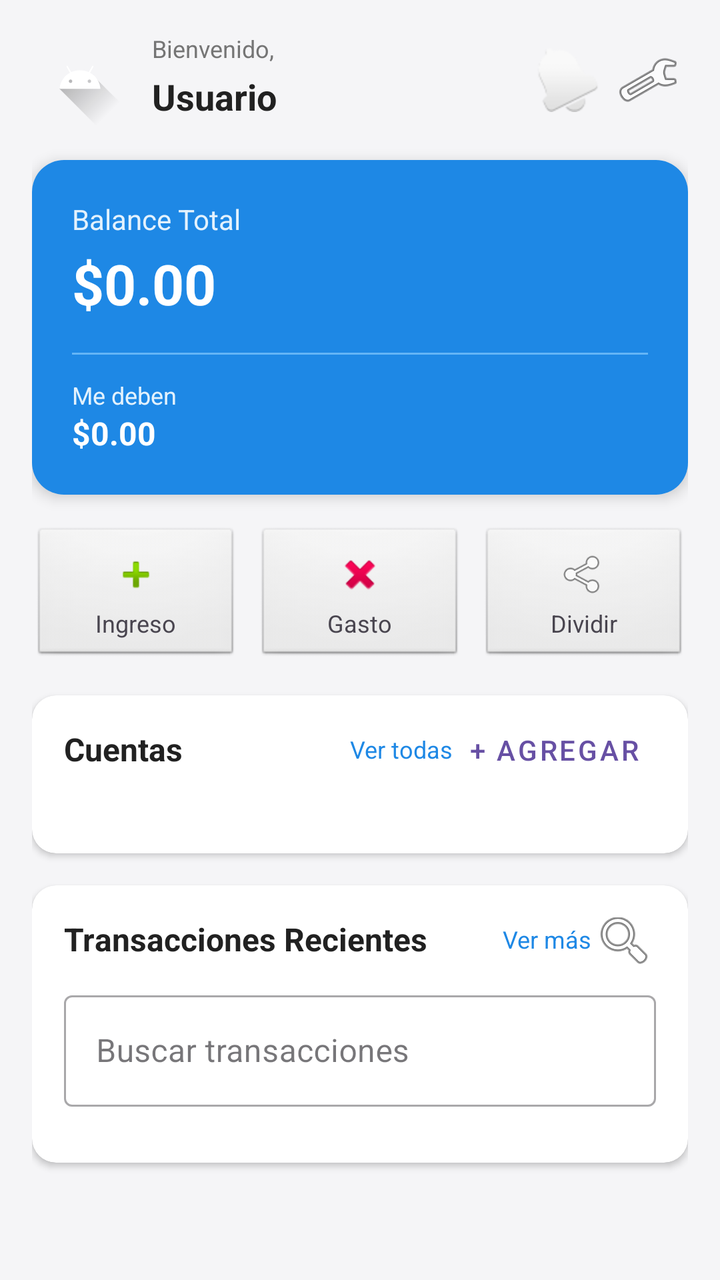
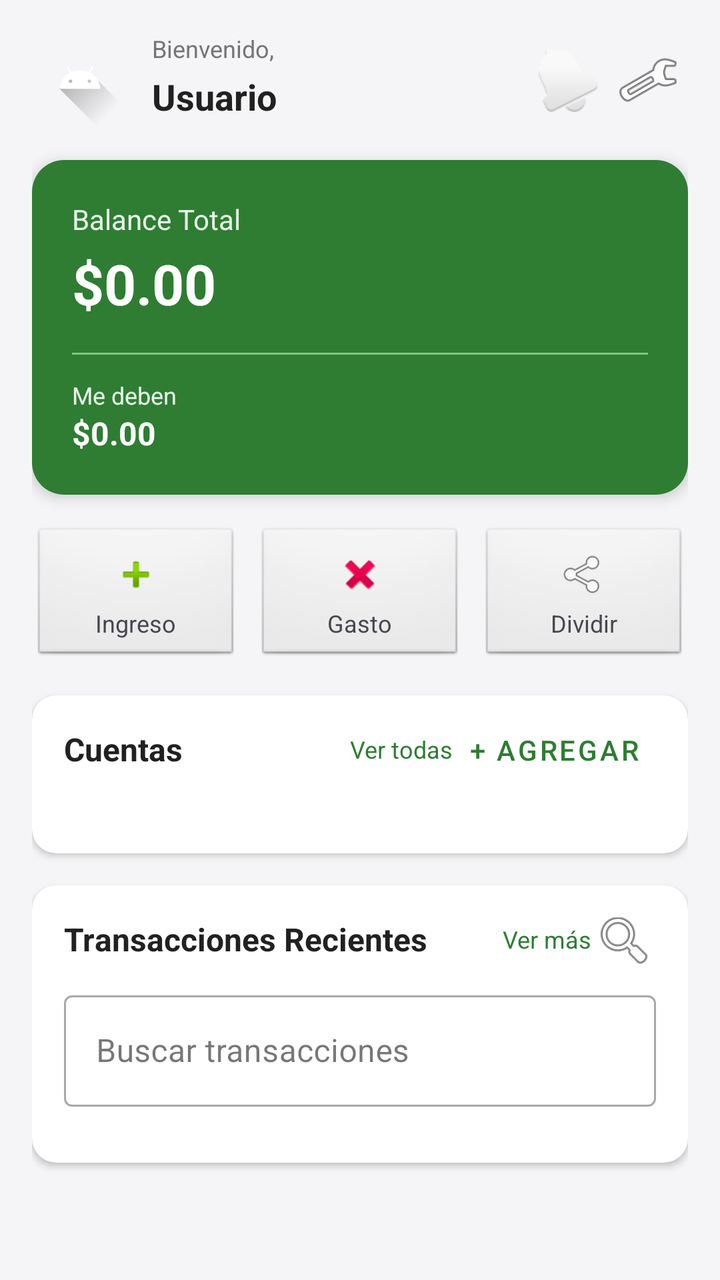

Two renders of the same Android screen: before a commit and after it. Below are the layout's source before the change and the commit's diff.
<!-- AndroidManifest.xml: application theme Theme.CashoLocal -->
<!-- res/layout/fragment_home.xml -->
<?xml version="1.0" encoding="utf-8"?>
<androidx.core.widget.NestedScrollView xmlns:android="http://schemas.android.com/apk/res/android"
    xmlns:app="http://schemas.android.com/apk/res-auto"
    xmlns:tools="http://schemas.android.com/tools"
    android:id="@+id/nsvprincipal"
    android:layout_width="match_parent"
    android:layout_height="match_parent"
    android:fillViewport="true"
    android:background="#F5F5F7"
    tools:context=".HomeFragment">

    <androidx.constraintlayout.widget.ConstraintLayout
        android:id="@+id/clraizhome"
        android:layout_width="match_parent"
        android:layout_height="wrap_content"
        android:padding="16dp">

        
        <androidx.constraintlayout.widget.ConstraintLayout
            android:id="@+id/clseccionencabezado"
            android:layout_width="0dp"
            android:layout_height="wrap_content"
            app:layout_constraintEnd_toEndOf="parent"
            app:layout_constraintStart_toStartOf="parent"
            app:layout_constraintTop_toTopOf="parent">

            <ImageView
                android:id="@+id/imgavatar"
                android:layout_width="48dp"
                android:layout_height="48dp"
                android:contentDescription="@string/user_avatar"
                android:src="@drawable/ic_launcher_foreground"
                app:layout_constraintBottom_toBottomOf="parent"
                app:layout_constraintStart_toStartOf="parent"
                app:layout_constraintTop_toTopOf="parent" />

            <TextView
                android:id="@+id/tvbienvenida"
                android:layout_width="wrap_content"
                android:layout_height="wrap_content"
                android:layout_marginStart="12dp"
                android:text="@string/welcome_label"
                android:textColor="#757575"
                android:textSize="12sp"
                app:layout_constraintStart_toEndOf="@id/imgavatar"
                app:layout_constraintTop_toTopOf="@id/imgavatar" />

            <TextView
                android:id="@+id/tvnombreusuario"
                android:layout_width="wrap_content"
                android:layout_height="wrap_content"
                android:layout_marginStart="12dp"
                android:text="@string/default_username"
                android:textColor="#212121"
                android:textSize="18sp"
                android:textStyle="bold"
                app:layout_constraintBottom_toBottomOf="@id/imgavatar"
                app:layout_constraintStart_toEndOf="@id/imgavatar"
                app:layout_constraintTop_toBottomOf="@id/tvbienvenida" />

            <ImageButton
                android:id="@+id/btnnotificaciones"
                android:layout_width="40dp"
                android:layout_height="40dp"
                android:background="?attr/selectableItemBackgroundBorderless"
                android:contentDescription="@string/notifications"
                android:src="@android:drawable/ic_popup_reminder"
                app:layout_constraintBottom_toBottomOf="parent"
                app:layout_constraintEnd_toStartOf="@id/btnperfilusuario"
                app:layout_constraintTop_toTopOf="parent" />

            <ImageButton
                android:id="@+id/btnperfilusuario"
                android:layout_width="40dp"
                android:layout_height="40dp"
                android:background="?attr/selectableItemBackgroundBorderless"
                android:contentDescription="@string/user_profile"
                android:src="@android:drawable/ic_menu_manage"
                app:layout_constraintBottom_toBottomOf="parent"
                app:layout_constraintEnd_toEndOf="parent"
                app:layout_constraintTop_toTopOf="parent" />

        </androidx.constraintlayout.widget.ConstraintLayout>

        
        <androidx.cardview.widget.CardView
            android:id="@+id/cvtarjetabalance"
            android:layout_width="0dp"
            android:layout_height="wrap_content"
            android:layout_marginTop="16dp"
            app:cardCornerRadius="16dp"
            app:cardElevation="4dp"
            app:layout_constraintEnd_toEndOf="parent"
            app:layout_constraintStart_toStartOf="parent"
            app:layout_constraintTop_toBottomOf="@id/clseccionencabezado">

            <androidx.constraintlayout.widget.ConstraintLayout
                android:id="@+id/clcontenedorbalance"
                android:layout_width="match_parent"
                android:layout_height="wrap_content"
                android:background="#1E88E5"
                android:padding="20dp">

                <TextView
                    android:id="@+id/tvtitulobalance"
                    android:layout_width="wrap_content"
                    android:layout_height="wrap_content"
                    android:text="@string/balance_title"
                    android:textColor="#E3F2FD"
                    android:textSize="14sp"
                    app:layout_constraintStart_toStartOf="parent"
                    app:layout_constraintTop_toTopOf="parent" />

                <TextView
                    android:id="@+id/tvbalancetotal"
                    android:layout_width="wrap_content"
                    android:layout_height="wrap_content"
                    android:layout_marginTop="4dp"
                    android:text="@string/default_amount"
                    android:textColor="#FFFFFF"
                    android:textSize="28sp"
                    android:textStyle="bold"
                    app:layout_constraintStart_toStartOf="parent"
                    app:layout_constraintTop_toBottomOf="@id/tvtitulobalance" />

                <View
                    android:id="@+id/vdivisor1"
                    android:layout_width="0dp"
                    android:layout_height="1dp"
                    android:layout_marginTop="16dp"
                    android:background="#64B5F6"
                    app:layout_constraintEnd_toEndOf="parent"
                    app:layout_constraintStart_toStartOf="parent"
                    app:layout_constraintTop_toBottomOf="@id/tvbalancetotal" />

                <LinearLayout
                    android:id="@+id/lldetallesbalance"
                    android:layout_width="0dp"
                    android:layout_height="wrap_content"
                    android:layout_marginTop="12dp"
                    android:baselineAligned="false"
                    android:orientation="horizontal"
                    app:layout_constraintEnd_toEndOf="parent"
                    app:layout_constraintStart_toStartOf="parent"
                    app:layout_constraintTop_toBottomOf="@id/vdivisor1">

                    <LinearLayout
                        android:id="@+id/lldetallesdeuda"
                        android:layout_width="0dp"
                        android:layout_height="wrap_content"
                        android:layout_weight="1"
                        android:orientation="vertical">

                        <TextView
                            android:id="@+id/tvtitulodeuda"
                            android:layout_width="wrap_content"
                            android:layout_height="wrap_content"
                            android:text="@string/owed_title"
                            android:textColor="#E3F2FD"
                            android:textSize="12sp" />

                        <TextView
                            android:id="@+id/tvmedeben"
                            android:layout_width="wrap_content"
                            android:layout_height="wrap_content"
                            android:text="@string/default_amount"
                            android:textColor="#FFFFFF"
                            android:textSize="16sp"
                            android:textStyle="bold" />
                    </LinearLayout>

                </LinearLayout>

            </androidx.constraintlayout.widget.ConstraintLayout>

        </androidx.cardview.widget.CardView>

        
        <LinearLayout
            android:id="@+id/llaccionesrapidas"
            android:layout_width="0dp"
            android:layout_height="wrap_content"
            android:layout_marginTop="16dp"
            android:baselineAligned="false"
            android:orientation="horizontal"
            app:layout_constraintEnd_toEndOf="parent"
            app:layout_constraintStart_toStartOf="parent"
            app:layout_constraintTop_toBottomOf="@id/cvtarjetabalance">

            <LinearLayout
                android:id="@+id/btningresorapido"
                android:layout_width="0dp"
                android:layout_height="wrap_content"
                android:layout_marginEnd="8dp"
                android:layout_weight="1"
                android:background="@android:drawable/btn_default"
                android:clickable="true"
                android:focusable="true"
                android:gravity="center"
                android:orientation="vertical"
                android:padding="12dp">

                <ImageView
                    android:id="@+id/imgiconoingreso"
                    android:layout_width="24dp"
                    android:layout_height="24dp"
                    android:contentDescription="@string/quick_income"
                    android:src="@android:drawable/ic_input_add" />

                <TextView
                    android:id="@+id/tvtituloingreso"
                    android:layout_width="wrap_content"
                    android:layout_height="wrap_content"
                    android:layout_marginTop="4dp"
                    android:text="@string/quick_income"
                    android:textSize="12sp" />
            </LinearLayout>

            <LinearLayout
                android:id="@+id/btngastorapido"
                android:layout_width="0dp"
                android:layout_height="wrap_content"
                android:layout_marginEnd="8dp"
                android:layout_weight="1"
                android:background="@android:drawable/btn_default"
                android:clickable="true"
                android:focusable="true"
                android:gravity="center"
                android:orientation="vertical"
                android:padding="12dp">

                <ImageView
                    android:id="@+id/imgiconogasto"
                    android:layout_width="24dp"
                    android:layout_height="24dp"
                    android:contentDescription="@string/quick_expense"
                    android:src="@android:drawable/ic_delete" />

                <TextView
                    android:id="@+id/tvtitulogasto"
                    android:layout_width="wrap_content"
                    android:layout_height="wrap_content"
                    android:layout_marginTop="4dp"
                    android:text="@string/quick_expense"
                    android:textSize="12sp" />
            </LinearLayout>

            <LinearLayout
                android:id="@+id/btndividirrapido"
                android:layout_width="0dp"
                android:layout_height="wrap_content"
                android:layout_weight="1"
                android:background="@android:drawable/btn_default"
                android:clickable="true"
                android:focusable="true"
                android:gravity="center"
                android:orientation="vertical"
                android:padding="12dp">

                <ImageView
                    android:id="@+id/imgiconodividir"
                    android:layout_width="24dp"
                    android:layout_height="24dp"
                    android:contentDescription="@string/quick_split"
                    android:src="@android:drawable/ic_menu_share" />

                <TextView
                    android:id="@+id/tvtitulodividir"
                    android:layout_width="wrap_content"
                    android:layout_height="wrap_content"
                    android:layout_marginTop="4dp"
                    android:text="@string/quick_split"
                    android:textSize="12sp" />
            </LinearLayout>

        </LinearLayout>

        
        <androidx.cardview.widget.CardView
            android:id="@+id/cvseccioncuentas"
            android:layout_width="0dp"
            android:layout_height="wrap_content"
            android:layout_marginTop="16dp"
            app:cardCornerRadius="12dp"
            app:cardElevation="2dp"
            app:layout_constraintEnd_toEndOf="parent"
            app:layout_constraintStart_toStartOf="parent"
            app:layout_constraintTop_toBottomOf="@id/llaccionesrapidas">

            <androidx.constraintlayout.widget.ConstraintLayout
                android:id="@+id/clcontenedorcuentas"
                android:layout_width="match_parent"
                android:layout_height="wrap_content"
                android:padding="16dp">

                <TextView
                    android:id="@+id/tvencabezadocuentas"
                    android:layout_width="wrap_content"
                    android:layout_height="wrap_content"
                    android:text="@string/accounts_header"
                    android:textColor="#212121"
                    android:textSize="16sp"
                    android:textStyle="bold"
                    app:layout_constraintStart_toStartOf="parent"
                    app:layout_constraintTop_toTopOf="parent" />

                <TextView
                    android:id="@+id/tvvertodaslascuentas"
                    android:layout_width="wrap_content"
                    android:layout_height="wrap_content"
                    android:text="@string/see_all"
                    android:textColor="#1E88E5"
                    android:textSize="12sp"
                    app:layout_constraintBottom_toBottomOf="@id/tvencabezadocuentas"
                    app:layout_constraintEnd_toStartOf="@id/btnagregarcuenta"
                    app:layout_constraintTop_toTopOf="@id/tvencabezadocuentas" />

                <com.google.android.material.button.MaterialButton
                    android:id="@+id/btnagregarcuenta"
                    style="@style/Widget.MaterialComponents.Button.TextButton"
                    android:layout_width="wrap_content"
                    android:layout_height="wrap_content"
                    android:text="@string/add_account"
                    app:layout_constraintBottom_toBottomOf="@id/tvencabezadocuentas"
                    app:layout_constraintEnd_toEndOf="parent"
                    app:layout_constraintTop_toTopOf="@id/tvencabezadocuentas" />

                <androidx.recyclerview.widget.RecyclerView
                    android:id="@+id/rvcuentas"
                    android:layout_width="0dp"
                    android:layout_height="wrap_content"
                    android:layout_marginTop="12dp"
                    android:orientation="horizontal"
                    app:layoutManager="androidx.recyclerview.widget.LinearLayoutManager"
                    app:layout_constraintEnd_toEndOf="parent"
                    app:layout_constraintStart_toStartOf="parent"
                    app:layout_constraintTop_toBottomOf="@id/btnagregarcuenta"
                    tools:listitem="@android:layout/simple_list_item_1" />

            </androidx.constraintlayout.widget.ConstraintLayout>

        </androidx.cardview.widget.CardView>

        
        <androidx.cardview.widget.CardView
            android:id="@+id/cvsecciontransacciones"
            android:layout_width="0dp"
            android:layout_height="wrap_content"
            android:layout_marginTop="16dp"
            app:cardCornerRadius="12dp"
            app:cardElevation="2dp"
            app:layout_constraintEnd_toEndOf="parent"
            app:layout_constraintStart_toStartOf="parent"
            app:layout_constraintTop_toBottomOf="@id/cvseccioncuentas">

            <androidx.constraintlayout.widget.ConstraintLayout
                android:id="@+id/clcontenedortransacciones"
                android:layout_width="match_parent"
                android:layout_height="wrap_content"
                android:padding="16dp">

                <TextView
                    android:id="@+id/tvencabezadotransacciones"
                    android:layout_width="wrap_content"
                    android:layout_height="wrap_content"
                    android:text="@string/transactions_header"
                    android:textColor="#212121"
                    android:textSize="16sp"
                    android:textStyle="bold"
                    app:layout_constraintStart_toStartOf="parent"
                    app:layout_constraintTop_toTopOf="parent" />

                <TextView
                    android:id="@+id/tvvermastransacciones"
                    android:layout_width="wrap_content"
                    android:layout_height="wrap_content"
                    android:text="@string/see_more"
                    android:textColor="#1E88E5"
                    android:textSize="12sp"
                    app:layout_constraintBottom_toBottomOf="@id/tvencabezadotransacciones"
                    app:layout_constraintEnd_toStartOf="@id/btnfiltrartransacciones"
                    app:layout_constraintTop_toTopOf="@id/tvencabezadotransacciones" />

                <ImageButton
                    android:id="@+id/btnfiltrartransacciones"
                    android:layout_width="32dp"
                    android:layout_height="32dp"
                    android:background="?attr/selectableItemBackgroundBorderless"
                    android:contentDescription="@string/filter_transactions"
                    android:src="@android:drawable/ic_menu_search"
                    app:layout_constraintBottom_toBottomOf="@id/tvencabezadotransacciones"
                    app:layout_constraintEnd_toEndOf="parent"
                    app:layout_constraintTop_toTopOf="@id/tvencabezadotransacciones" />

                <com.google.android.material.textfield.TextInputLayout
                    android:id="@+id/tilbusquedatransacciones"
                    style="@style/Widget.MaterialComponents.TextInputLayout.OutlinedBox"
                    android:layout_width="0dp"
                    android:layout_height="wrap_content"
                    android:layout_marginTop="12dp"
                    android:hint="@string/search_transactions_hint"
                    app:layout_constraintEnd_toEndOf="parent"
                    app:layout_constraintStart_toStartOf="parent"
                    app:layout_constraintTop_toBottomOf="@id/tvencabezadotransacciones">

                    <com.google.android.material.textfield.TextInputEditText
                        android:id="@+id/etbuscartransacciones"
                        android:layout_width="match_parent"
                        android:layout_height="wrap_content"
                        android:inputType="text" />

                </com.google.android.material.textfield.TextInputLayout>

                <TextView
                    android:id="@+id/tvsintransacciones"
                    android:layout_width="wrap_content"
                    android:layout_height="wrap_content"
                    android:layout_marginTop="16dp"
                    android:text="@string/no_transactions"
                    android:textColor="#9E9E9E"
                    android:textSize="14sp"
                    android:visibility="gone"
                    app:layout_constraintEnd_toEndOf="parent"
                    app:layout_constraintStart_toStartOf="parent"
                    app:layout_constraintTop_toBottomOf="@id/tilbusquedatransacciones" />

                <androidx.recyclerview.widget.RecyclerView
                    android:id="@+id/rvtransaccionesrecientes"
                    android:layout_width="0dp"
                    android:layout_height="wrap_content"
                    android:layout_marginTop="12dp"
                    app:layoutManager="androidx.recyclerview.widget.LinearLayoutManager"
                    app:layout_constraintEnd_toEndOf="parent"
                    app:layout_constraintStart_toStartOf="parent"
                    app:layout_constraintTop_toBottomOf="@id/tilbusquedatransacciones"
                    tools:listitem="@android:layout/simple_list_item_2" />

            </androidx.constraintlayout.widget.ConstraintLayout>

        </androidx.cardview.widget.CardView>

        
        <FrameLayout
            android:id="@+id/flcapacarga"
            android:layout_width="0dp"
            android:layout_height="0dp"
            android:background="#80FFFFFF"
            android:visibility="gone"
            app:layout_constraintBottom_toBottomOf="parent"
            app:layout_constraintEnd_toEndOf="parent"
            app:layout_constraintStart_toStartOf="parent"
            app:layout_constraintTop_toTopOf="parent">

            <ProgressBar
                android:id="@+id/pbcargando"
                android:layout_width="wrap_content"
                android:layout_height="wrap_content"
                android:layout_gravity="center" />

        </FrameLayout>

    </androidx.constraintlayout.widget.ConstraintLayout>

</androidx.core.widget.NestedScrollView>
<!-- resources referenced by this layout -->
<resources>
  <!-- drawable ic_launcher_foreground (drawable) -->
  <vector xmlns:android="http://schemas.android.com/apk/res/android"
      xmlns:aapt="http://schemas.android.com/aapt"
      android:width="108dp"
      android:height="108dp"
      android:viewportWidth="108"
      android:viewportHeight="108">
      <path android:pathData="M31,63.928c0,0 6.4,-11 12.1,-13.1c7.2,-2.6 26,-1.4 26,-1.4l38.1,38.1L107,108.928l-32,-1L31,63.928z">
          <aapt:attr name="android:fillColor">
              <gradient
                  android:endX="85.84757"
                  android:endY="92.4963"
                  android:startX="42.9492"
                  android:startY="49.59793"
                  android:type="linear">
                  <item
                      android:color="#44000000"
                      android:offset="0.0" />
                  <item
                      android:color="#00000000"
                      android:offset="1.0" />
              </gradient>
          </aapt:attr>
      </path>
      <path
          android:fillColor="#FFFFFF"
          android:fillType="nonZero"
          android:pathData="M65.3,45.828l3.8,-6.6c0.2,-0.4 0.1,-0.9 -0.3,-1.1c-0.4,-0.2 -0.9,-0.1 -1.1,0.3l-3.9,6.7c-6.3,-2.8 -13.4,-2.8 -19.7,0l-3.9,-6.7c-0.2,-0.4 -0.7,-0.5 -1.1,-0.3C38.8,38.328 38.7,38.828 38.9,39.228l3.8,6.6C36.2,49.428 31.7,56.028 31,63.928h46C76.3,56.028 71.8,49.428 65.3,45.828zM43.4,57.328c-0.8,0 -1.5,-0.5 -1.8,-1.2c-0.3,-0.7 -0.1,-1.5 0.4,-2.1c0.5,-0.5 1.4,-0.7 2.1,-0.4c0.7,0.3 1.2,1 1.2,1.8C45.3,56.528 44.5,57.328 43.4,57.328L43.4,57.328zM64.6,57.328c-0.8,0 -1.5,-0.5 -1.8,-1.2s-0.1,-1.5 0.4,-2.1c0.5,-0.5 1.4,-0.7 2.1,-0.4c0.7,0.3 1.2,1 1.2,1.8C66.5,56.528 65.6,57.328 64.6,57.328L64.6,57.328z"
          android:strokeWidth="1"
          android:strokeColor="#00000000" />
  </vector>
  <string name="accounts_header">Cuentas</string>
  <string name="add_account">+ Agregar</string>
  <string name="balance_title">Balance Total</string>
  <string name="default_amount">$0.00</string>
  <string name="default_username">Usuario</string>
  <string name="filter_transactions">Filtrar Transacciones</string>
  <string name="no_transactions">No hay transacciones recientes</string>
  <string name="notifications">Notificaciones</string>
  <string name="owed_title">Me deben</string>
  <string name="quick_expense">Gasto</string>
  <string name="quick_income">Ingreso</string>
  <string name="quick_split">Dividir</string>
  <string name="search_transactions_hint">Buscar transacciones</string>
  <string name="see_all">Ver todas</string>
  <string name="see_more">Ver más</string>
  <string name="transactions_header">Transacciones Recientes</string>
  <string name="user_avatar">User Avatar</string>
  <string name="user_profile">Perfil de Usuario</string>
  <string name="welcome_label">Bienvenido,</string>
  <style name="Theme.CashoLocal" parent="Base.Theme.CashoLocal" />
  <style name="Base.Theme.CashoLocal" parent="Theme.Material3.DayNight.NoActionBar">
          
          
      </style>
</resources>

<!-- the commit's change to res/layout/fragment_home.xml (unified diff, before → after) -->
@@ -98,7 +98,7 @@
                 android:id="@+id/clcontenedorbalance"
                 android:layout_width="match_parent"
                 android:layout_height="wrap_content"
-                android:background="#1E88E5"
+                android:background="#2E7D32"
                 android:padding="20dp">
 
                 <TextView
@@ -106,7 +106,7 @@
                     android:layout_width="wrap_content"
                     android:layout_height="wrap_content"
                     android:text="@string/balance_title"
-                    android:textColor="#E3F2FD"
+                    android:textColor="#E8F5E9"
                     android:textSize="14sp"
                     app:layout_constraintStart_toStartOf="parent"
                     app:layout_constraintTop_toTopOf="parent" />
@@ -128,7 +128,7 @@
                     android:layout_width="0dp"
                     android:layout_height="1dp"
                     android:layout_marginTop="16dp"
-                    android:background="#64B5F6"
+                    android:background="#81C784"
                     app:layout_constraintEnd_toEndOf="parent"
                     app:layout_constraintStart_toStartOf="parent"
                     app:layout_constraintTop_toBottomOf="@id/tvbalancetotal" />
@@ -156,7 +156,7 @@
                             android:layout_width="wrap_content"
                             android:layout_height="wrap_content"
                             android:text="@string/owed_title"
-                            android:textColor="#E3F2FD"
+                            android:textColor="#E8F5E9"
                             android:textSize="12sp" />
 
                         <TextView
@@ -309,7 +309,7 @@
                     android:layout_width="wrap_content"
                     android:layout_height="wrap_content"
                     android:text="@string/see_all"
-                    android:textColor="#1E88E5"
+                    android:textColor="#2E7D32"
                     android:textSize="12sp"
                     app:layout_constraintBottom_toBottomOf="@id/tvencabezadocuentas"
                     app:layout_constraintEnd_toStartOf="@id/btnagregarcuenta"
@@ -321,6 +321,7 @@
                     android:layout_width="wrap_content"
                     android:layout_height="wrap_content"
                     android:text="@string/add_account"
+                    android:textColor="#2E7D32"
                     app:layout_constraintBottom_toBottomOf="@id/tvencabezadocuentas"
                     app:layout_constraintEnd_toEndOf="parent"
                     app:layout_constraintTop_toTopOf="@id/tvencabezadocuentas" />
@@ -375,7 +376,7 @@
                     android:layout_width="wrap_content"
                     android:layout_height="wrap_content"
                     android:text="@string/see_more"
-                    android:textColor="#1E88E5"
+                    android:textColor="#2E7D32"
                     android:textSize="12sp"
                     app:layout_constraintBottom_toBottomOf="@id/tvencabezadotransacciones"
                     app:layout_constraintEnd_toStartOf="@id/btnfiltrartransacciones"
